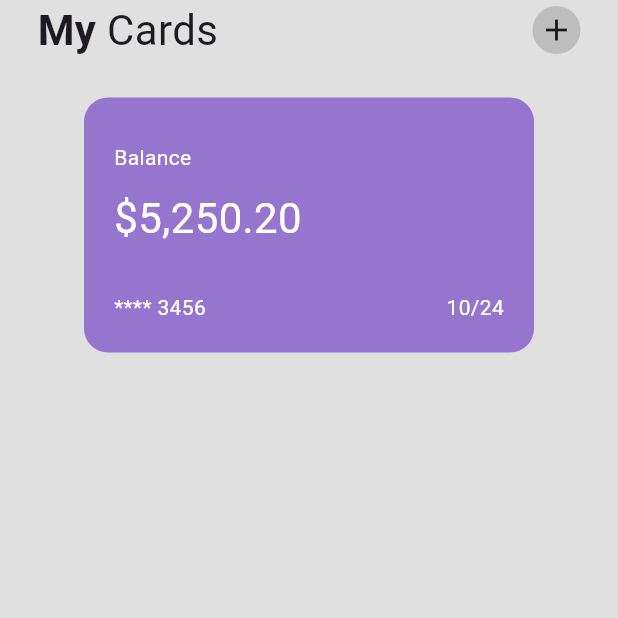
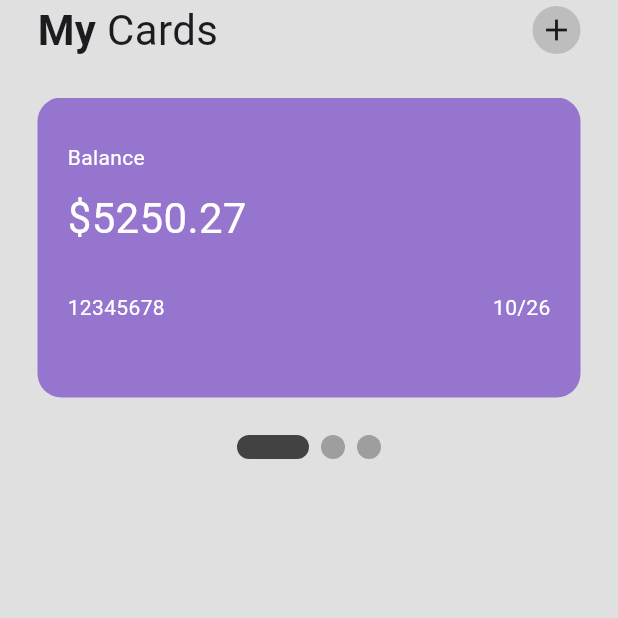
Before and after one commit to namanmahajan2020/PennyPod, a Flutter app: the screen it shows after launch, on a phone screen of 412 x 824 dp, the top half of it. Run offline on Flutter 3.47's test engine with Material 3 defaults, Android fonts, the phone set to English and light mode, and no system bars; drawn by our look-alikes of smooth_page_indicator.

Commit message:
cards scroll

```diff
--- a/lib/pages/home_page.dart
+++ b/lib/pages/home_page.dart
@@ -1,4 +1,5 @@
 import 'package:flutter/material.dart';
+import 'package:smooth_page_indicator/smooth_page_indicator.dart';
 import 'package:walletappui/util/my_card.dart';
 
 class HomePage extends StatefulWidget {
@@ -9,6 +10,7 @@ class HomePage extends StatefulWidget {
 }
 
 class _HomePageState extends State<HomePage> {
+  final _controller = PageController();
   @override
   Widget build(BuildContext context) {
     return Scaffold(
@@ -45,7 +47,43 @@ class _HomePageState extends State<HomePage> {
               ),
             ),
             SizedBox(height: 25),
-            MyCard(),
+            Container(
+              height: 200,
+              child: PageView(
+                scrollDirection: Axis.horizontal,
+                controller: _controller,
+                children: [
+                  MyCard(
+                    balance: 5250.27,
+                    cardNumber: 12345678,
+                    expiryMonth: 10,
+                    expiryYear: 26,
+                    color: Colors.deepPurple[300],
+                  ),
+                  MyCard(
+                    balance: 342.28,
+                    cardNumber: 87654678,
+                    expiryMonth: 11,
+                    expiryYear: 28,
+                    color: Colors.blue[300],
+                  ),
+                  MyCard(
+                    balance: 972.13,
+                    cardNumber: 234876523,
+                    expiryMonth: 8,
+                    expiryYear: 24,
+                    color: Colors.green[300],
+                  ),
+                ],
+              ),
+            ),
+            SizedBox(height: 25),
+            SmoothPageIndicator(
+              controller: _controller,
+              count: 3,
+              effect: ExpandingDotsEffect(activeDotColor: Colors.grey.shade800),
+            ),
+            SizedBox(height: 25),
           ],
         ),
       ),
--- a/lib/util/my_card.dart
+++ b/lib/util/my_card.dart
@@ -1,15 +1,30 @@
 import 'package:flutter/material.dart';
 
 class MyCard extends StatelessWidget {
-  const MyCard({super.key});
+  final double balance;
+  final int cardNumber;
+  final int expiryMonth;
+  final int expiryYear;
+  final color;
+
+  const MyCard({
+    super.key,
+    required this.balance,
+    required this.cardNumber,
+    required this.expiryMonth,
+    required this.expiryYear,
+    required this.color,
+  });
 
   @override
   Widget build(BuildContext context) {
-    return Container(
+    return Padding(
+      padding: const EdgeInsets.symmetric(horizontal: 25.0),
+      child: Container(
         width: 300,
         padding: EdgeInsets.all(20),
         decoration: BoxDecoration(
-        color: Colors.deepPurple[300],
+          color: color,
           borderRadius: BorderRadius.circular(16),
         ),
         child: Column(
@@ -19,19 +34,26 @@ class MyCard extends StatelessWidget {
             Text('Balance', style: TextStyle(color: Colors.white)),
             SizedBox(height: 10),
             Text(
-            '\$5,250.20',
+              '\$' + balance.toString(),
               style: TextStyle(color: Colors.white, fontSize: 28),
             ),
             SizedBox(height: 30),
             Row(
               mainAxisAlignment: MainAxisAlignment.spaceBetween,
               children: [
-              Text('**** 3456', style: TextStyle(color: Colors.white)),
-              Text('10/24', style: TextStyle(color: Colors.white)),
+                Text(
+                  cardNumber.toString(),
+                  style: TextStyle(color: Colors.white),
+                ),
+                Text(
+                  expiryMonth.toString() + '/' + expiryYear.toString(),
+                  style: TextStyle(color: Colors.white),
+                ),
               ],
             ),
           ],
         ),
+      ),
     );
   }
 }
```
Also changed, not shown: pubspec.yaml (+2 -7 lines), pubspec.lock. Lines whose indentation alone changed are shown as unchanged.
